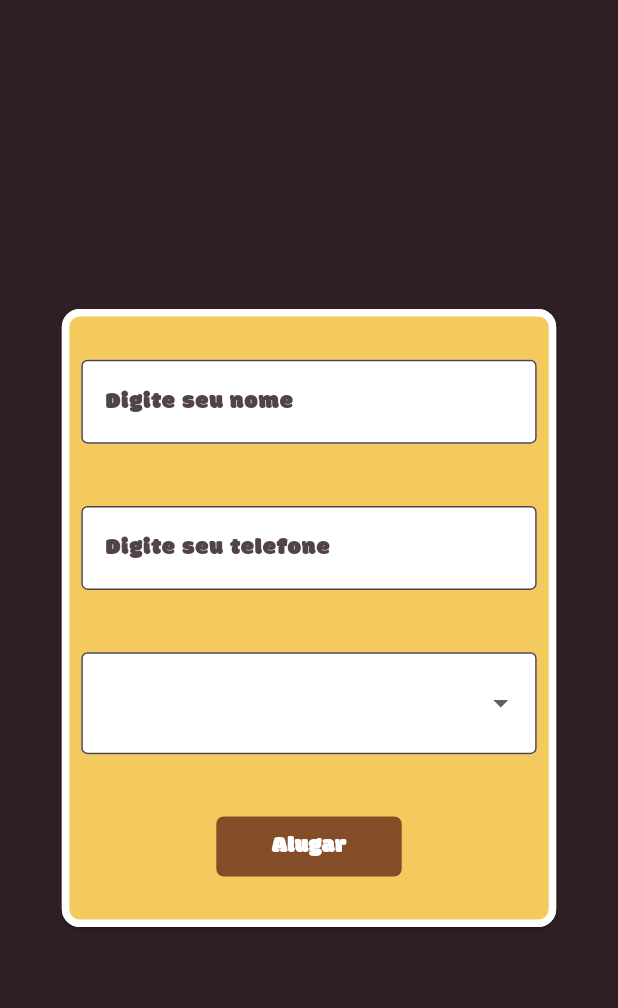
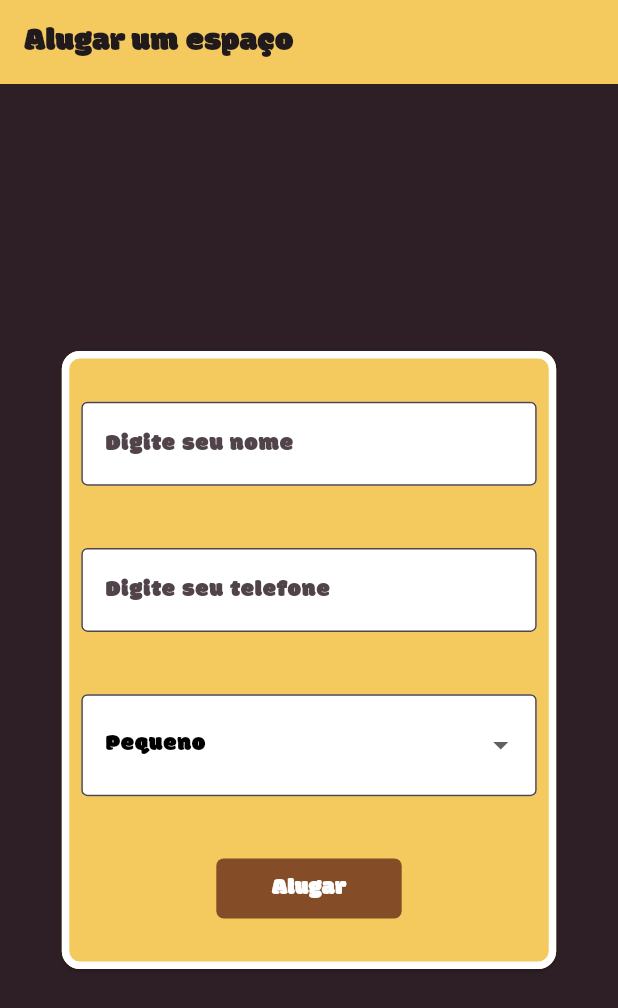
Before and after one commit to PedroHenrique-42/unispace, a Flutter app: the RegisterPage screen opened by its route, on a phone screen of 412 x 824 dp. Shown: the top 1008 px of the screen. Run offline on Flutter 3.47's test engine with Material 2 defaults, Android fonts, the phone set to English and light mode, and no system bars; our stand-ins replace bloc, brasil_fields, dartz, flutter_bloc, flutter_modular, sizer.

```diff
--- a/lib/core/themes/main_theme.dart
+++ b/lib/core/themes/main_theme.dart
@@ -9,6 +9,7 @@ class MainTheme {
       useMaterial3: true,
       colorScheme: ColorScheme.fromSeed(seedColor: AppColors.primaryBrown),
       scaffoldBackgroundColor: AppColors.primaryBrown,
+      appBarTheme: const AppBarTheme(color: AppColors.primaryYellow),
       cardTheme: const CardTheme(
         color: AppColors.primaryYellow,
       ),
--- a/lib/features/home/presentation/widgets/banner_widget.dart
+++ b/lib/features/home/presentation/widgets/banner_widget.dart
@@ -54,7 +54,7 @@ class BannerWidget extends StatelessWidget {
                 ),
                 child: TextButton(
                   onPressed: () {
-                    Modular.to.pushNamed(Routes.formatRoute(Routes.register));
+                    Modular.to.navigate(Routes.formatRoute(Routes.register));
                   },
                   child: Text(
                     "Começar",
--- a/lib/features/register/external/data_sources_impl/add_register_on_state_data_source.dart
+++ b/lib/features/register/external/data_sources_impl/add_register_on_state_data_source.dart
@@ -8,10 +8,8 @@ import 'package:unispace/features/register/external/mock_data/mock_data.dart';
 class AddRegisterOnStateDataSource implements AddRegisterDataSource {
   @override
   Future<Either<RegisterFailure, String>> addRegister(Register register) async {
-    print('Ola');
-
     try {
-      return Right(Modular.get<MockData>().addRegister(register));
+      return Right(MockData.addRegister(register));
     } catch (error) {
       return Left(
         AddRegisterFailure(message: 'Não foi possível adicionar o registro'),
--- a/lib/features/register/presentation/cubit/space_cubit.dart
+++ b/lib/features/register/presentation/cubit/space_cubit.dart
@@ -12,8 +12,7 @@ class SpaceCubit extends Cubit<SpaceState> {
 
   void add({required Register register}) async {
     await useCase.addRegister(register);
-    emit(SpaceSuccess(Modular.get<MockData>().listRegister));
-
+    emit(SpaceSuccess(MockData.listRegister));
     backToInitialState();
   }
 
--- a/lib/features/register/presentation/pages/register_page.dart
+++ b/lib/features/register/presentation/pages/register_page.dart
@@ -1,6 +1,4 @@
 import 'package:flutter/material.dart';
-import 'package:flutter_modular/flutter_modular.dart';
-import 'package:unispace/features/register/external/mock_data/mock_data.dart';
 import 'package:unispace/features/register/presentation/widgets/form_widget.dart';
 
 class RegisterPage extends StatelessWidget {
@@ -8,10 +6,12 @@ class RegisterPage extends StatelessWidget {
 
   @override
   Widget build(BuildContext context) {
-    print(Modular.get<MockData>().listRegister.toString());
-
-    return const Scaffold(
-      body: Center(child: FormWidget()),
+    return Scaffold(
+      appBar: AppBar(
+        title: const Text('Alugar um espaço'),
+        automaticallyImplyLeading: false,
+      ),
+      body: const Center(child: FormWidget()),
     );
   }
 }
--- a/lib/features/register/presentation/widgets/app_dropdown_button.dart
+++ b/lib/features/register/presentation/widgets/app_dropdown_button.dart
@@ -2,13 +2,15 @@ import 'package:flutter/material.dart';
 import 'package:unispace/features/register/utils/space_option.dart';
 
 class AppDropdownButton extends StatelessWidget {
+  final SpaceOption? value;
   final void Function(SpaceOption? option) whenSelected;
 
-  const AppDropdownButton({super.key, required this.whenSelected});
+  const AppDropdownButton({super.key, required this.whenSelected, required this.value});
 
   @override
   Widget build(BuildContext context) {
     return DropdownButtonFormField<SpaceOption>(
+      value: value,
       validator: (value) {
         if (value == null) {
           return "Por favor, selecione uma opção.";
--- a/lib/features/register/presentation/widgets/form_widget.dart
+++ b/lib/features/register/presentation/widgets/form_widget.dart
@@ -24,7 +24,7 @@ class _FormWidgetState extends State<FormWidget> {
   final _formKey = GlobalKey<FormState>();
   final TextEditingController _nameController = TextEditingController();
   final TextEditingController _phoneController = TextEditingController();
-  SpaceOption spaceOption = SpaceOption.small;
+  SpaceOption? spaceOption = SpaceOption.small;
 
   late SpaceCubit spaceCubit;
 
@@ -86,9 +86,12 @@ class _FormWidgetState extends State<FormWidget> {
                     TelefoneInputFormatter(),
                   ],
                 ),
-                AppDropdownButton(whenSelected: (option) {
-                  spaceOption = option!;
-                }),
+                AppDropdownButton(
+                  whenSelected: (option) {
+                    spaceOption = option!;
+                  },
+                  value: spaceOption,
+                ),
                 BlocBuilder<SpaceCubit, SpaceState>(
                   bloc: spaceCubit,
                   builder: (context, state) {
@@ -104,11 +107,8 @@ class _FormWidgetState extends State<FormWidget> {
                     }
 
                     return Container(
-                      height:
-                          MediaQuery.of(context).size.width > 1000 ? 50 : 40,
-                      width: MediaQuery.of(context).size.width > 1000
-                          ? 10.w
-                          : 30.w,
+                      height: MediaQuery.of(context).size.width > 1000 ? 50 : 40,
+                      width: MediaQuery.of(context).size.width > 1000 ? 10.w : 30.w,
                       decoration: const BoxDecoration(
                         color: AppColors.secondaryBrown,
                         borderRadius: BorderRadius.all(
@@ -122,7 +122,7 @@ class _FormWidgetState extends State<FormWidget> {
                               register: Register(
                                 name: _nameController.text,
                                 phone: _phoneController.text,
-                                spaceSize: spaceOption,
+                                spaceSize: spaceOption!,
                               ),
                             );
                           }
@@ -146,7 +146,7 @@ class _FormWidgetState extends State<FormWidget> {
   void navigateToListRegistersPage() {
     Future.delayed(const Duration(seconds: 1)).then(
       (value) {
-        Modular.to.popAndPushNamed(".${Routes.listRegisters}");
+        Modular.to.navigate(".${Routes.listRegisters}");
       },
     );
   }
--- a/lib/features/register/utils/space_option.dart
+++ b/lib/features/register/utils/space_option.dart
@@ -1,5 +1,9 @@
 enum SpaceOption {
-  small,
-  medium,
-  large,
+  small('Espaço Pequeno'),
+  medium('Espaço Médio'),
+  large('Espaço Largo');
+
+  final String text;
+
+  const SpaceOption(this.text);
 }
```
Also changed, not shown: lib/features/register/external/mock_data/mock_data.dart (+6 -8 lines), lib/features/register/presentation/pages/list_registers_page.dart (+49 -5 lines).
